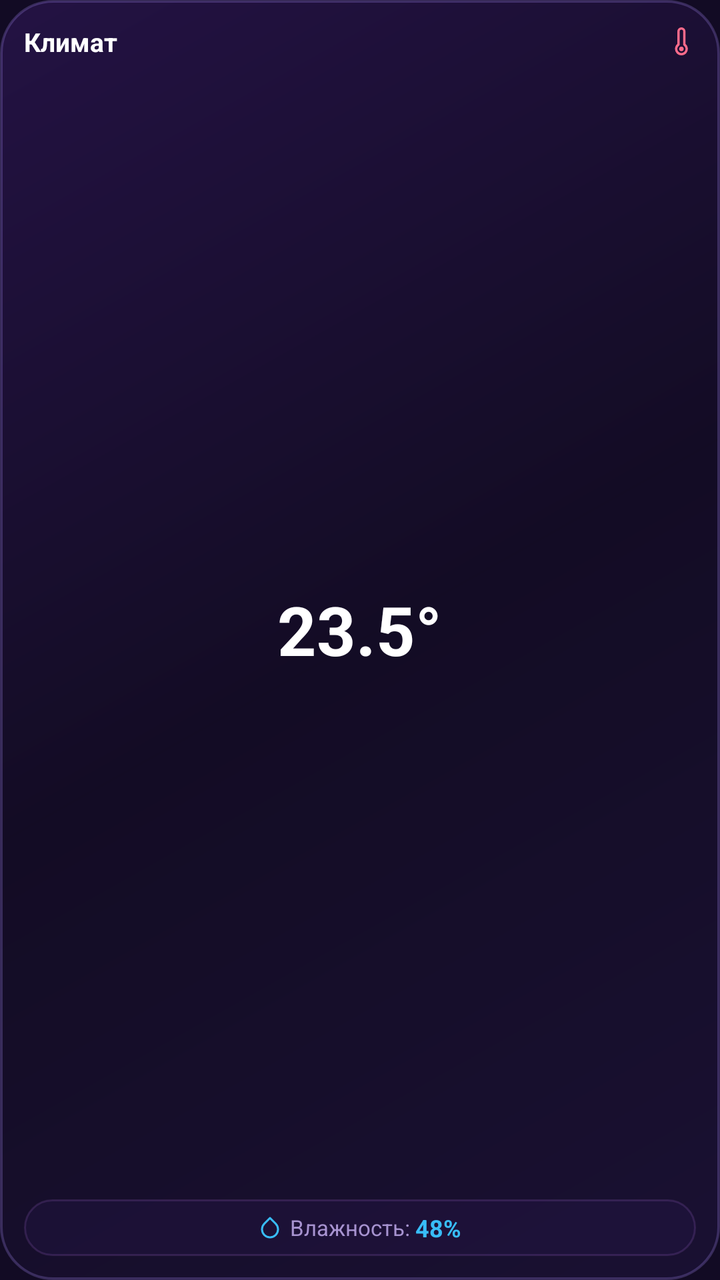
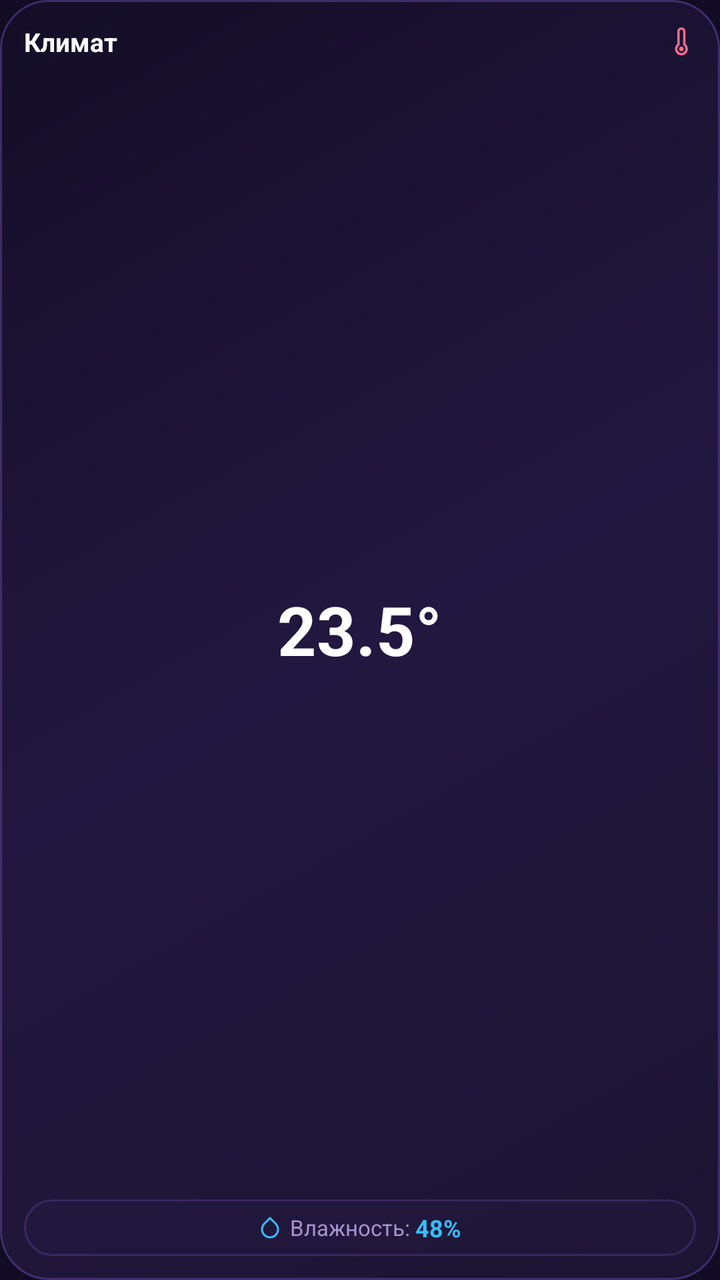

Before-and-after screenshots of an Android layout around one commit, followed by the original layout XML and the change that was made.
<!-- AndroidManifest.xml: application theme Theme.AliceHomeWidget -->
<!-- res/layout/widget_alice_compact_2x2.xml -->
<?xml version="1.0" encoding="utf-8"?>
<LinearLayout xmlns:android="http://schemas.android.com/apk/res/android"
    android:id="@+id/rootLayoutCompact"
    android:layout_width="match_parent"
    android:layout_height="match_parent"
    android:background="@drawable/bg_alice_widget_glass"
    android:gravity="center"
    android:orientation="vertical"
    android:padding="12dp">

    
    <LinearLayout
        android:layout_width="match_parent"
        android:layout_height="wrap_content"
        android:gravity="center_vertical"
        android:orientation="horizontal">

        <TextView
            android:id="@+id/tvCompactRoomName"
            android:layout_width="0dp"
            android:layout_height="wrap_content"
            android:layout_weight="1"
            android:text="Климат"
            android:textColor="@color/alice_text_white"
            android:textSize="13sp"
            android:textStyle="bold" />

        <ImageView
            android:layout_width="14dp"
            android:layout_height="14dp"
            android:src="@drawable/ic_thermometer" />
    </LinearLayout>

    
    <LinearLayout
        android:layout_width="match_parent"
        android:layout_height="0dp"
        android:layout_weight="1"
        android:gravity="center"
        android:orientation="vertical">

        <TextView
            android:id="@+id/tvCompactTemp"
            android:layout_width="wrap_content"
            android:layout_height="wrap_content"
            android:text="23.5°"
            android:textColor="@color/alice_text_white"
            android:textSize="34sp"
            android:textStyle="bold" />
    </LinearLayout>

    
    <LinearLayout
        android:id="@+id/layoutCompactHumidity"
        android:layout_width="match_parent"
        android:layout_height="wrap_content"
        android:background="@drawable/bg_alice_tile"
        android:gravity="center"
        android:orientation="horizontal"
        android:padding="6dp">

        <ImageView
            android:layout_width="12dp"
            android:layout_height="12dp"
            android:src="@drawable/ic_humidity" />

        <TextView
            android:layout_width="wrap_content"
            android:layout_height="wrap_content"
            android:layout_marginStart="4dp"
            android:text="Влажность: "
            android:textColor="@color/alice_text_muted"
            android:textSize="11sp" />

        <TextView
            android:id="@+id/tvCompactHumidity"
            android:layout_width="wrap_content"
            android:layout_height="wrap_content"
            android:text="48%"
            android:textColor="@color/sensor_humidity_cyan"
            android:textSize="12sp"
            android:textStyle="bold" />
    </LinearLayout>

</LinearLayout>
<!-- resources referenced by this layout -->
<resources>
  <color name="alice_text_muted">#A793D0</color>
  <color name="alice_text_white">#FFFFFF</color>
  <color name="sensor_humidity_cyan">#38BDF8</color>
  <!-- drawable bg_alice_tile (drawable) -->
  <?xml version="1.0" encoding="utf-8"?>
  <shape xmlns:android="http://schemas.android.com/apk/res/android"
      android:shape="rectangle">
      <solid android:color="#4D2A1A4E" />
      <corners android:radius="14dp" />
      <stroke
          android:width="1dp"
          android:color="#26C77DFF" />
  </shape>
  <!-- drawable bg_alice_widget_glass (drawable) -->
  <?xml version="1.0" encoding="utf-8"?>
  <shape xmlns:android="http://schemas.android.com/apk/res/android"
      android:shape="rectangle">
      <gradient
          android:angle="135"
          android:startColor="#E61A1033"
          android:centerColor="#E6130B24"
          android:endColor="#E6251246"
          android:type="linear" />
      <corners android:radius="26dp" />
      <stroke
          android:width="1.2dp"
          android:color="#40A78BFA" />
  </shape>
  <!-- drawable ic_humidity (drawable) -->
  <vector xmlns:android="http://schemas.android.com/apk/res/android"
      android:width="24dp"
      android:height="24dp"
      android:viewportWidth="24"
      android:viewportHeight="24">
      <path
          android:strokeColor="#FF38BDF8"
          android:strokeWidth="2"
          android:strokeLineCap="round"
          android:strokeLineJoin="round"
          android:fillColor="#00000000"
          android:pathData="M12,2.69l5.66,5.66a8,8 0 1,1 -11.31,0z" />
  </vector>
  <!-- drawable ic_thermometer (drawable) -->
  <vector xmlns:android="http://schemas.android.com/apk/res/android"
      android:width="24dp"
      android:height="24dp"
      android:viewportWidth="24"
      android:viewportHeight="24">
      <path
          android:strokeColor="#FFFF6B8B"
          android:strokeWidth="2"
          android:strokeLineCap="round"
          android:strokeLineJoin="round"
          android:fillColor="#00000000"
          android:pathData="M14,14.76V3.5a2.5,2.5 0 0,0 -5,0v11.26a4.5,4.5 0 1,0 5,0z" />
      <path
          android:fillColor="#FFFF6B8B"
          android:pathData="M11.5,16.5a2,2 0 1,0 0.001,0Z" />
  </vector>
  <style name="Theme.AliceHomeWidget" parent="Theme.Material3.Dark.NoActionBar">
          <item name="colorPrimary">@color/alice_neon_purple</item>
          <item name="colorOnPrimary">@color/white</item>
          <item name="colorSecondary">@color/alice_primary_purple</item>
          <item name="android:statusBarColor">@color/alice_purple_dark</item>
          <item name="android:navigationBarColor">@color/alice_purple_dark</item>
          <item name="android:windowBackground">@color/alice_purple_dark</item>
      </style>
  <color name="alice_neon_purple">#9D4EDD</color>
  <color name="white">#FFFFFFFF</color>
  <color name="alice_primary_purple">#7B2CBF</color>
  <color name="alice_purple_dark">#120B24</color>
</resources>

<!-- the commit's change to res/layout/widget_alice_compact_2x2.xml (unified diff, before → after) -->
@@ -3,7 +3,7 @@
     android:id="@+id/rootLayoutCompact"
     android:layout_width="match_parent"
     android:layout_height="match_parent"
-    android:background="@drawable/bg_alice_widget_glass"
+    android:background="@drawable/bg_skin_alice"
     android:gravity="center"
     android:orientation="vertical"
     android:padding="12dp">
@@ -54,7 +54,7 @@
         android:id="@+id/layoutCompactHumidity"
         android:layout_width="match_parent"
         android:layout_height="wrap_content"
-        android:background="@drawable/bg_alice_tile"
+        android:background="@drawable/bg_tile_alice"
         android:gravity="center"
         android:orientation="horizontal"
         android:padding="6dp">
<!-- resource entries referenced after the edit -->
@@ -3,30 +3,30 @@
   <color name="alice_text_muted">#A793D0</color>
   <color name="alice_text_white">#FFFFFF</color>
   <color name="sensor_humidity_cyan">#38BDF8</color>
-  <!-- drawable bg_alice_tile (drawable) -->
+  <!-- drawable bg_skin_alice (drawable) -->
   <?xml version="1.0" encoding="utf-8"?>
   <shape xmlns:android="http://schemas.android.com/apk/res/android"
       android:shape="rectangle">
-      <solid android:color="#4D2A1A4E" />
-      <corners android:radius="14dp" />
+      <corners android:radius="24dp" />
+      <gradient
+          android:angle="135"
+          android:startColor="#E61C1433"
+          android:centerColor="#D9241944"
+          android:endColor="#E6130D26"
+          android:type="linear" />
       <stroke
           android:width="1dp"
-          android:color="#26C77DFF" />
+          android:color="#4D9D74FF" />
   </shape>
-  <!-- drawable bg_alice_widget_glass (drawable) -->
+  <!-- drawable bg_tile_alice (drawable) -->
   <?xml version="1.0" encoding="utf-8"?>
   <shape xmlns:android="http://schemas.android.com/apk/res/android"
       android:shape="rectangle">
-      <gradient
-          android:angle="135"
-          android:startColor="#E61A1033"
-          android:centerColor="#E6130B24"
-          android:endColor="#E6251246"
-          android:type="linear" />
-      <corners android:radius="26dp" />
+      <corners android:radius="14dp" />
+      <solid android:color="#26302257" />
       <stroke
-          android:width="1.2dp"
-          android:color="#40A78BFA" />
+          android:width="1dp"
+          android:color="#339D74FF" />
   </shape>
   <!-- drawable ic_humidity (drawable) -->
   <vector xmlns:android="http://schemas.android.com/apk/res/android"
